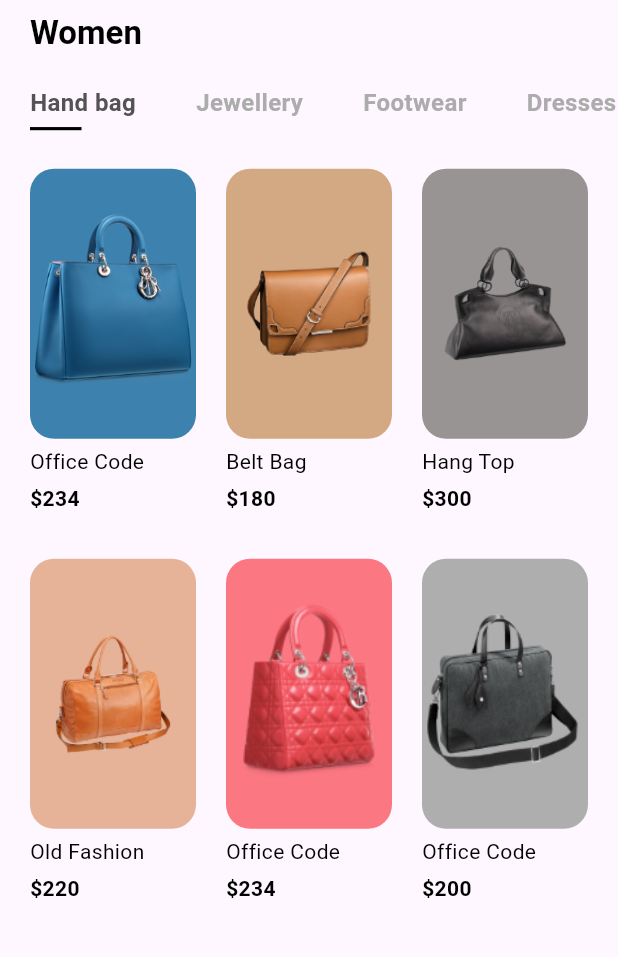
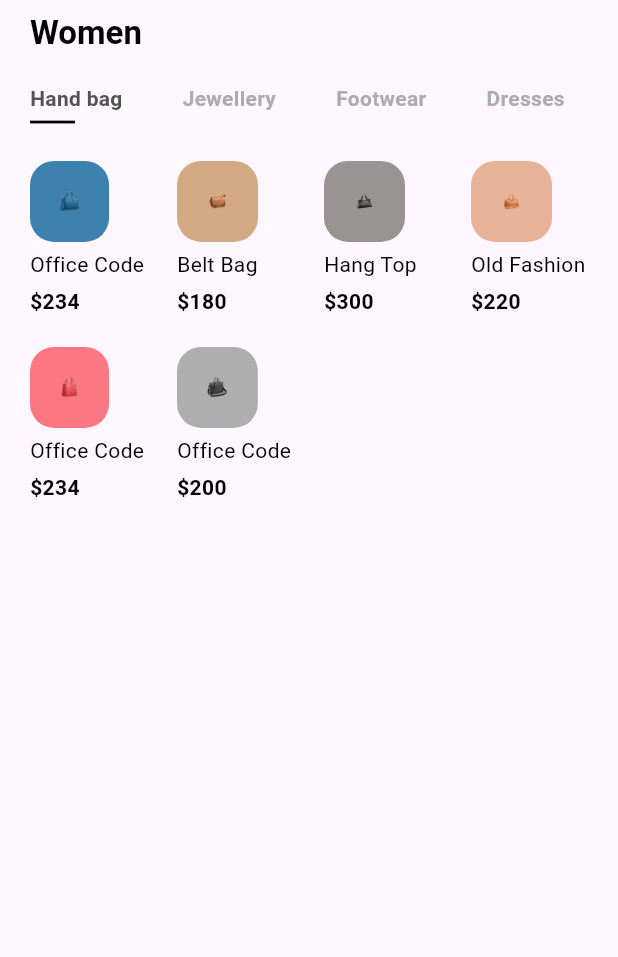
Before and after one commit to BenslimaneAlaEddine/online_shop_app, a Flutter app: the screen it shows after launch, on a phone screen of 412 x 824 dp, the part 84-1041 px from its top. Run offline on Flutter 3.47's test engine with Material 3 defaults, Android fonts, the phone set to English and light mode, and no system bars; our stand-ins replace flutter_screenutil, flutter_svg.

```diff
--- a/lib/body.dart
+++ b/lib/body.dart
@@ -2,9 +2,9 @@ import 'package:flutter/cupertino.dart';
 import 'package:flutter/material.dart';
 import 'package:flutter_screenutil/flutter_screenutil.dart';
 import 'package:online_shop_app/constants.dart';
-import 'package:online_shop_app/models/Product.dart';
 
 import 'categories.dart';
+import 'items.dart';
 
 class Body extends StatelessWidget {
   @override
@@ -33,9 +33,9 @@ class Body extends StatelessWidget {
           ),
         ),
         const CategoriesState(),
-        Expanded(
+        const Expanded(
           child: Padding(
-            padding: const EdgeInsets.symmetric(horizontal: kDefaultPaddin),
+            padding: EdgeInsets.symmetric(horizontal: kDefaultPaddin),
             child: Items(),
           ),
         ),
@@ -43,47 +43,3 @@ class Body extends StatelessWidget {
     );
   }
 }
-
-class Items extends StatelessWidget {
-  @override
-  Widget build(BuildContext context) {
-    final Size size = MediaQuery.of(context).size;
-    return Padding(
-      padding: const EdgeInsets.symmetric(vertical: kDefaultPaddin / 4),
-      child: GridView.builder(
-          gridDelegate:  SliverGridDelegateWithFixedCrossAxisCount(
-            crossAxisCount:size.width < 400 ? 2: 3,
-            mainAxisExtent: 250,
-          crossAxisSpacing: 20,
-          mainAxisSpacing: 10
-          ),
-          itemCount: products.length,
-          itemBuilder: (context, index) {
-            return Column(
-              crossAxisAlignment: CrossAxisAlignment.start,
-              children: <Widget>[
-                Container(
-                  height: 180,
-                  width: 160,
-                  decoration: BoxDecoration(
-                      color: products[index].color,
-                      borderRadius: const BorderRadius.all(Radius.circular(16))),
-                  child: Image.asset(
-                    products[index].image,
-                  ),
-                ),
-                Padding(
-                  padding:
-                      const EdgeInsets.symmetric(vertical: kDefaultPaddin / 4),
-                  child: Text(products[index].title),
-                ),
-                Text(
-                  "\$${products[index].price}",
-                  style: const TextStyle(fontWeight: FontWeight.bold),
-                )
-              ],
-            );
-          }),
-    );
-  }
-}
--- a/lib/categories.dart
+++ b/lib/categories.dart
@@ -18,7 +18,7 @@ class _CategoriesState extends State<CategoriesState> {
     return Padding(
       padding: const EdgeInsets.symmetric(vertical: 20),
       child: SizedBox(
-        height: 30.h,
+        height: 25.h,
         child: ListView.builder(
             // physics: const NeverScrollableScrollPhysics(),
             scrollDirection: Axis.horizontal,
--- /dev/null
+++ b/lib/items.dart
@@ -0,0 +1,72 @@
+import 'package:flutter/material.dart';
+import 'package:online_shop_app/details/details_screen.dart';
+
+import 'constants.dart';
+import 'models/Product.dart';
+
+class Items extends StatelessWidget {
+  const Items({super.key});
+
+  @override
+  Widget build(BuildContext context) {
+    final Size size = MediaQuery
+        .of(context)
+        .size;
+    return Padding(
+      padding: const EdgeInsets.symmetric(vertical: kDefaultPaddin / 4),
+      child: GridView.builder(
+          gridDelegate: SliverGridDelegateWithFixedCrossAxisCount(
+              crossAxisCount: size.width < 400 ? 2 : 4,
+              childAspectRatio: 0.75,
+              // mainAxisExtent: 200,
+              crossAxisSpacing: 20,
+              mainAxisSpacing: 20),
+          itemCount: products.length,
+          itemBuilder: (context, index) {
+            return Item(
+              index: index,
+            );
+          }),
+    );
+  }
+}
+
+class Item extends StatelessWidget {
+  Item({super.key, required this.index});
+
+  int index;
+
+  @override
+  Widget build(BuildContext context) {
+    return GestureDetector(
+      onTap: () {
+       Navigator.of(context).push(
+          MaterialPageRoute(builder: (context) => Details(product: products[index],)));
+    },
+      child: Column(
+        crossAxisAlignment: CrossAxisAlignment.start,
+        children: <Widget>[
+          Expanded(
+            child: Container(
+              padding: const EdgeInsets.all(kDefaultPaddin),
+              decoration: BoxDecoration(
+                  color: products[index].color,
+                  borderRadius: const BorderRadius.all(Radius.circular(16))),
+              child: Image.asset(
+                products[index].image,
+              ),
+            ),
+          ),
+          Padding(
+            padding: const EdgeInsets.symmetric(vertical: kDefaultPaddin / 4),
+            child: Text(products[index].title),
+          ),
+          Text(
+            "\$${products[index].price}",
+            style: const TextStyle(fontWeight: FontWeight.bold),
+          )
+        ],
+      ),
+    );
+  }
+}
```
Also changed, not shown: lib/details/details_screen.dart (added, +36 -0 lines), lib/main.dart (+30 -0 lines).
